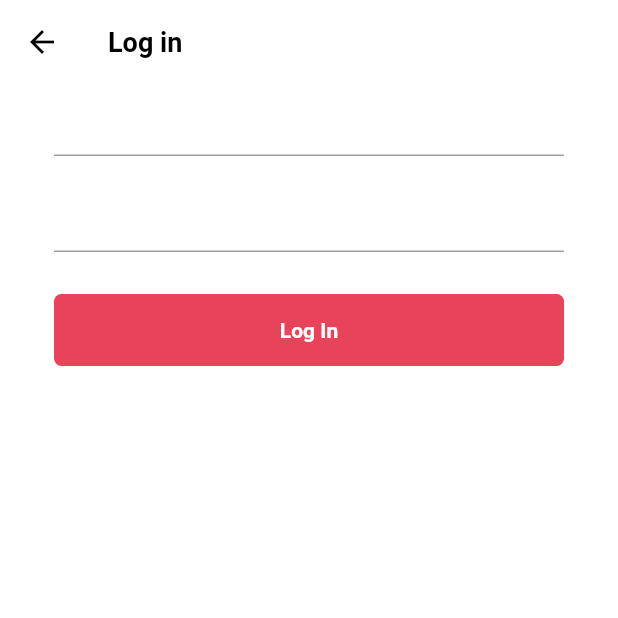
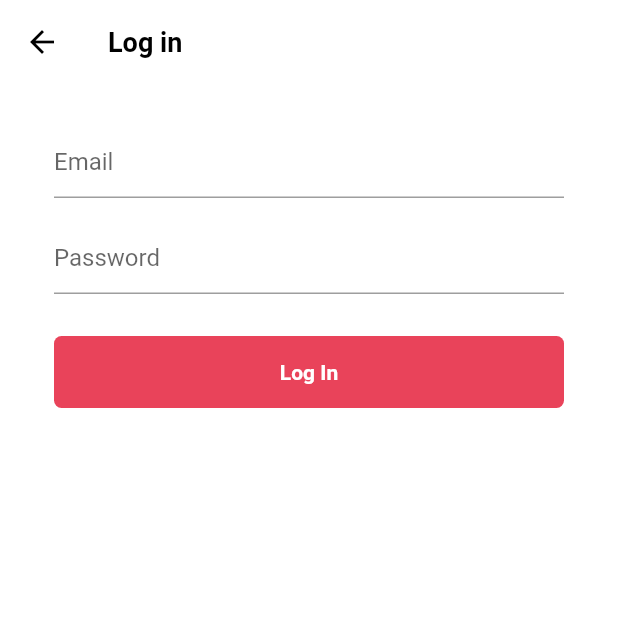
Before and after one commit to bhgong/TikTok_Clone, a Flutter app: the LoginFormScreen screen opened directly, on a phone screen of 412 x 824 dp, the top half of it. Run offline on Flutter 3.47's test engine with Material 2 defaults, Android fonts, the phone set to English and light mode, and no system bars; our stand-ins replace font_awesome_flutter.

Commit message:
#4.9 Loging form

```diff
--- a/lib/features/authentication/login_form_screen.dart
+++ b/lib/features/authentication/login_form_screen.dart
@@ -11,6 +11,17 @@ class LoginFormScreen extends StatefulWidget {
 }
 
 class _LoginFormScreenState extends State<LoginFormScreen> {
+  final GlobalKey<FormState> _formKey = GlobalKey<FormState>();
+
+  Map<String, String> formData = {};
+  void _onSubmitTap() {
+    if (_formKey.currentState != null) {
+      if (_formKey.currentState!.validate()) {
+        _formKey.currentState!.save(); //
+      }
+    }
+  }
+
   @override
   Widget build(BuildContext context) {
     return Scaffold(
@@ -22,15 +33,44 @@ class _LoginFormScreenState extends State<LoginFormScreen> {
           horizontal: Sizes.size36,
         ),
         child: Form(
+          key: _formKey,
           child: Column(
             children: [
-              TextFormField(),
+              Gaps.v28,
+              TextFormField(
+                decoration: const InputDecoration(
+                  hintText: 'Email',
+                ),
+                validator: (value) {
+                  return "i don't like your email";
+                },
+                onSaved: (newValue) {
+                  if (newValue != null) {
+                    formData['Email'] = newValue;
+                  }
+                },
+              ),
               Gaps.v16,
-              TextFormField(),
+              TextFormField(
+                decoration: const InputDecoration(
+                  hintText: 'Password',
+                ),
+                validator: (value) {
+                  return "wrong password";
+                },
+                onSaved: (newValue) {
+                  if (newValue != null) {
+                    formData['password'] = newValue;
+                  }
+                },
+              ),
               Gaps.v28,
-              const FormButton(
-                disabled: false,
-                text: "Log In",
+              GestureDetector(
+                onTap: _onSubmitTap,
+                child: const FormButton(
+                  disabled: false,
+                  text: "Log In",
+                ),
               ),
             ],
           ),
```
